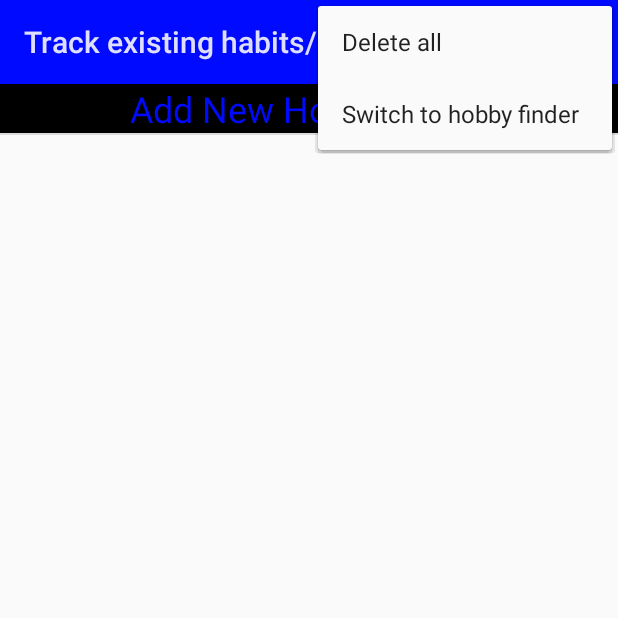
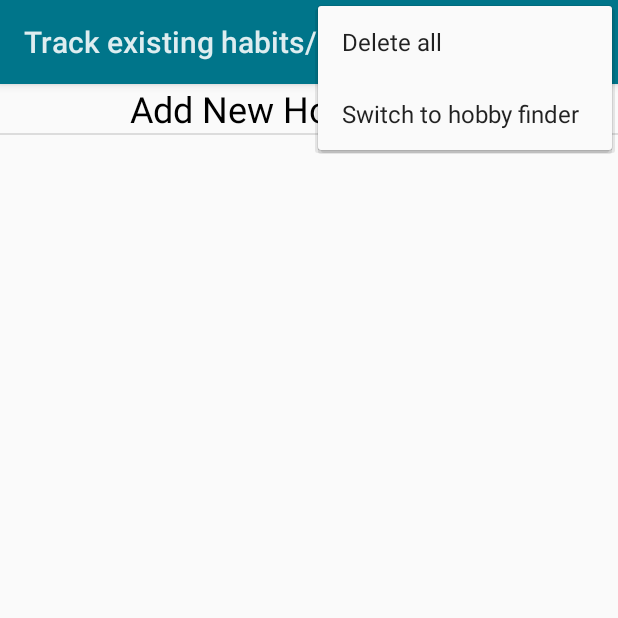
Before and after one commit to Anguy141/CMSC436FinalProject, an Android app: the screen it shows after launch (HobbyManagerActivity), with the options menu open, on a phone screen of 412 x 824 dp, the top half of it. Run offline under Robolectric (Android 15) with nearby library versions, the phone set to English and light mode, and no system bars.

Commit message:
Finalized App

```diff
--- a/Final Project/app/src/main/res/layout/footer_view.xml
+++ b/Final Project/app/src/main/res/layout/footer_view.xml
@@ -2,8 +2,7 @@
 <RelativeLayout xmlns:android="http://schemas.android.com/apk/res/android"
     xmlns:tools="http://schemas.android.com/tools"
     android:layout_width="match_parent"
-    android:layout_height="match_parent"
-    android:background="#000000">
+    android:layout_height="match_parent">
 
 <TextView xmlns:android="http://schemas.android.com/apk/res/android"
     android:id="@+id/footerView"
@@ -11,8 +10,7 @@
     android:layout_height="wrap_content"
     android:gravity="center_horizontal"
     android:text="@string/add_new_hobby_string"
-    android:background="#000000"
-    android:textColor="#000AFF"
+    android:textColor="#000000"
     android:textSize="24sp">
 </TextView>
 </RelativeLayout>
--- a/Final Project/app/src/main/res/values/colors.xml
+++ b/Final Project/app/src/main/res/values/colors.xml
@@ -1,9 +1,9 @@
 <?xml version="1.0" encoding="utf-8"?>
 <resources xmlns:tools="http://schemas.android.com/tools">
-    <color name="primary">#000AFF</color>
-    <color name="primary_dark">#E64A19</color>
+    <color name="primary">#00758a</color>
+    <color name="primary_dark">#000000</color>
     <color name="primary_light" tools:keep="@color/primary_light">#FFCCBC</color>
-    <color name="accent">#536DFE</color>
+    <color name="accent">#00758a</color>
     <color name="primary_text">#212121</color>
     <color name="edit_text">#212121</color>
     <color name="secondary_text">#757575</color>
```
